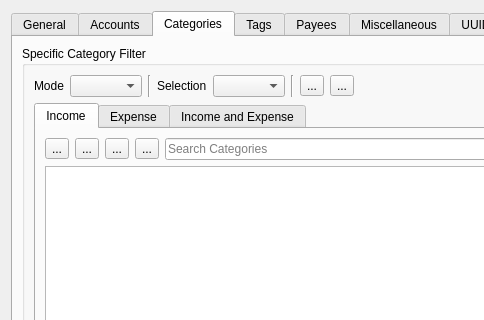
Before: the Qt Designer form src/views/ui_files/forms/transaction_filter_form.ui in JakubFranek/Kapytal, drawn with Qt 5; both pictures show x 0 to 484 and y 0 to 320 of the 600 by 600 pixel window.
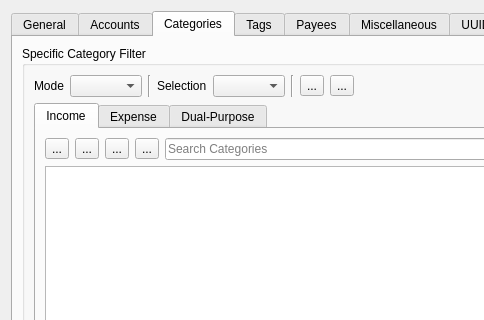
After: the same form once the commit is applied. The open tabs and pages were chosen to show the change.

Commit message:
Rename Income & Expense Categories to Dual-Purpose
Refactor CashTransaction._get_valid_category_types() method to return
a frozenset rather than a tuple.
Fix tests. Coverage 100%.

```diff
--- a/src/views/ui_files/forms/transaction_filter_form.ui
+++ b/src/views/ui_files/forms/transaction_filter_form.ui
@@ -583,7 +583,7 @@
             </widget>
             <widget class="QWidget" name="incomeAndExpenseCategoriesTab">
              <attribute name="title">
-              <string>Income and Expense</string>
+              <string>Dual-Purpose</string>
              </attribute>
              <layout class="QVBoxLayout" name="verticalLayout_13">
               <item>
```
The commit also changes 24 other files.
